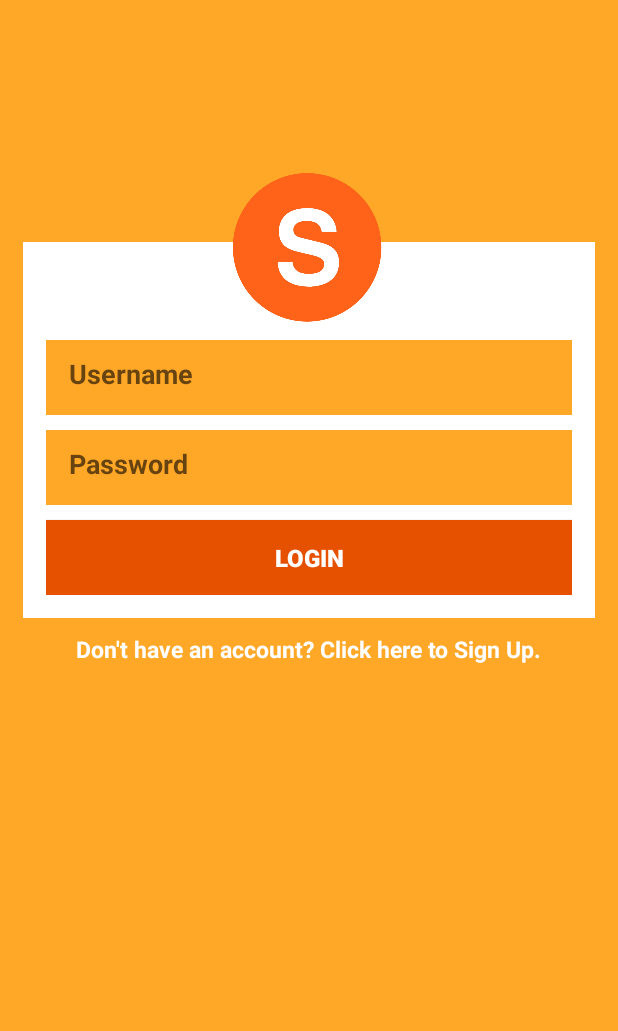
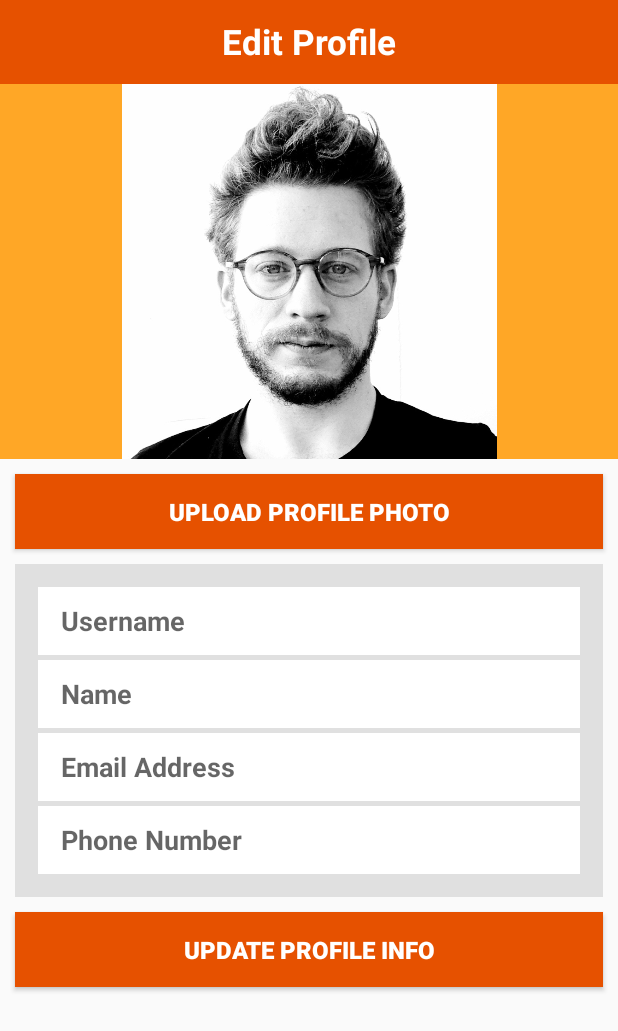
Before and after one commit to Noirtechy/Squady, an Android app: the SquadyViewProfile screen opened directly, with no data from a screen before it, after a tap on "EDIT PROFILE", on a phone screen of 412 x 824 dp. Shown: the top 1031 px of the screen. Run offline under Robolectric (Android 15) with nearby library versions, the phone set to English and light mode, and no system bars; our stand-ins replace Firebase (no records; nobody signed in at launch, a user with empty details on screens opened directly).

Commit message:
Edit Profile Functionality Complete

```diff
--- a/app/src/main/AndroidManifest.xml
+++ b/app/src/main/AndroidManifest.xml
@@ -19,7 +19,8 @@
             </intent-filter>
         </activity>
         <activity android:name=".SquadyRegister" />
-        <activity android:name=".SquadyViewProfile"/>
+        <activity android:name=".SquadyViewProfile" />
+        <activity android:name=".SquadyEditProfile"></activity>
     </application>
 
 </manifest>
--- /dev/null
+++ b/app/src/main/java/ca/squady/SquadyEditProfile.java
@@ -0,0 +1,122 @@
+package ca.squady;
+
+import android.app.ProgressDialog;
+import android.content.DialogInterface;
+import android.content.Intent;
+import android.support.annotation.NonNull;
+import android.support.v7.app.AppCompatActivity;
+import android.os.Bundle;
+import android.text.TextUtils;
+import android.view.View;
+import android.view.WindowManager;
+import android.widget.EditText;
+import android.widget.Toast;
+
+import com.google.android.gms.tasks.OnCompleteListener;
+import com.google.android.gms.tasks.Task;
+import com.google.firebase.auth.FirebaseAuth;
+import com.google.firebase.auth.FirebaseUser;
+import com.google.firebase.database.DatabaseReference;
+import com.google.firebase.database.FirebaseDatabase;
+
+import java.util.HashMap;
+import java.util.Map;
+
+public class SquadyEditProfile extends AppCompatActivity
+{
+    ProgressDialog progressDialog;
+    private DatabaseReference firebaseDatabase;
+    String username, name, email, phonenumber;
+    EditText profileusername, profilename, profileemail, profilephonenumber;
+
+    @Override
+    protected void onCreate(Bundle savedInstanceState)
+    {
+        super.onCreate(savedInstanceState);
+        setContentView(R.layout.squady_editprofile);
+        getWindow().setSoftInputMode(WindowManager.LayoutParams.SOFT_INPUT_STATE_HIDDEN);
+        progressDialog = new ProgressDialog(this);
+    }
+
+    public void onResume()
+    {
+        super.onResume();
+        displayUserData();
+    }
+
+    public void displayUserData ()
+    {
+        profileusername = (EditText) findViewById(R.id.updateUsername);
+        profilename = (EditText) findViewById(R.id.updateName);
+        profileemail = (EditText) findViewById(R.id.updateEmailAddress);
+        profilephonenumber = (EditText) findViewById(R.id.updatePhoneNumber);
+
+        User user = UserSessionManager.getInstance(this).getUser();
+
+        profileusername.setText(user.getUsername());
+        profilename.setText(user.getName());
+        profileemail.setText(user.getEmail());
+        profilephonenumber.setText(user.getPhonenumber());
+    }
+
+    public void uploadProfilePhoto (View view)
+    {
+        //Logout functionality temporarily in edit profile button for easy testing
+        finishAffinity();
+        UserSessionManager.getInstance(getApplicationContext()).logout();
+
+        Intent login = new Intent(SquadyEditProfile.this, SquadyLogin.class);
+        startActivity(login);
+    }
+
+    public void saveProfileUpdate (View view)
+    {
+        //getting email and password from edit texts
+        username = profileusername.getText().toString().trim();
+        name  = profilename.getText().toString().trim();
+        email = profileemail.getText().toString().trim();
+        phonenumber = profilephonenumber.getText().toString().trim();
+
+        //checking if email and passwords are empty
+        if(TextUtils.isEmpty(username) || TextUtils.isEmpty(name) || TextUtils.isEmpty(email) || TextUtils.isEmpty(phonenumber))
+        {
+            Toast.makeText(this, "Unable to update with empty fields. Please Check Again.", Toast.LENGTH_LONG).show();
+            return;
+        }
+
+        //if the email and password are not empty, display a progress dialog
+        progressDialog.setMessage("Updating your profile. Please wait...");
+        progressDialog.setCancelable(false);
+        progressDialog.show();
+
+        final User userObject = new User(username, name, email, phonenumber);
+        FirebaseUser user = FirebaseAuth.getInstance().getCurrentUser();
+        firebaseDatabase = FirebaseDatabase.getInstance().getReference().child("Users").child(user.getUid());
+        firebaseDatabase.setValue(userObject).addOnCompleteListener(new OnCompleteListener<Void>()
+        {
+            @Override
+            public void onComplete(@NonNull Task<Void> task)
+            {
+                if(task.isSuccessful())
+                {
+                    progressDialog.dismiss();
+                    UserSessionManager.getInstance(SquadyEditProfile.this).userLogin(userObject);
+                    android.support.v7.app.AlertDialog.Builder builder = new android.support.v7.app.AlertDialog.Builder(SquadyEditProfile.this);
+                    builder.setMessage("Successfully Registered!");
+                    builder.setCancelable(false);
+                    builder.setPositiveButton("OK", new DialogInterface.OnClickListener()
+                    {
+                        public void onClick(DialogInterface dialog, int which)
+                        {
+                            displayUserData();
+                            dialog.dismiss();
+                            startActivity(new Intent(getApplicationContext(), SquadyViewProfile.class));
+                        }
+                    });
+                    android.support.v7.app.AlertDialog alert = builder.create();
+                    alert.show();
+                }
+            }
+        });
+    }
+}
--- a/app/src/main/java/ca/squady/SquadyViewProfile.java
+++ b/app/src/main/java/ca/squady/SquadyViewProfile.java
@@ -8,15 +8,19 @@ import android.widget.TextView;
 
 public class SquadyViewProfile extends AppCompatActivity
 {
+
     @Override
     protected void onCreate(Bundle savedInstanceState)
     {
         super.onCreate(savedInstanceState);
         setContentView(R.layout.squady_viewprofile);
+    }
 
+    public void onResume()
+    {
+        super.onResume();
         final TextView profileusername = (TextView) findViewById(R.id.usernameHeader);
         final TextView profilename = (TextView) findViewById(R.id.profilename);
-        final TextView profilelocation = (TextView) findViewById(R.id.profilelocation);
         final TextView profileemail = (TextView) findViewById(R.id.profileemail);
         final TextView profilephonenumber = (TextView) findViewById(R.id.profilephonenumber);
 
@@ -30,10 +34,7 @@ public class SquadyViewProfile extends AppCompatActivity
 
     public void editProfile (View view)
     {
-        //Logout functionality temporarily in edit profile button for easy testing
-        finishAffinity();
-        UserSessionManager.getInstance(getApplicationContext()).logout();
-        Intent login = new Intent(SquadyViewProfile.this, SquadyLogin.class);
+        Intent login = new Intent(SquadyViewProfile.this, SquadyEditProfile.class);
         startActivity(login);
     }
 }
--- /dev/null
+++ b/app/src/main/res/layout/squady_editprofile.xml
@@ -0,0 +1,154 @@
+<?xml version="1.0" encoding="utf-8"?>
+<ScrollView xmlns:android="http://schemas.android.com/apk/res/android"
+    xmlns:tools="http://schemas.android.com/tools"
+    xmlns:app="http://schemas.android.com/apk/res-auto"
+    android:layout_width="match_parent"
+    android:layout_height="match_parent"
+    android:fillViewport="true"
+    tools:context="ca.squady.SquadyEditProfile">
+
+    <TableLayout
+        android:layout_width="match_parent"
+        android:layout_height="wrap_content"
+        android:stretchColumns="1">
+
+        <android.support.v7.widget.Toolbar
+            android:id="@+id/toolbar_top"
+            android:layout_height="wrap_content"
+            android:layout_width="match_parent"
+            android:minHeight="?attr/actionBarSize"
+            android:background="@color/colorPrimary" >
+
+            <TextView
+                android:id="@+id/toolbarTitle"
+                android:layout_width="wrap_content"
+                android:layout_height="wrap_content"
+                android:layout_gravity="center"
+                android:text="@string/editprofile"
+                android:textColor="@color/textColor"
+                android:textSize="23sp"
+                android:textStyle="bold" />
+
+        </android.support.v7.widget.Toolbar>
+
+        <RelativeLayout
+            android:layout_width="match_parent"
+            android:layout_height="match_parent">
+
+            <RelativeLayout
+                android:id="@+id/relativeLayout4"
+                android:layout_width="match_parent"
+                android:layout_height="250dp"
+                android:background="@color/mainColor" />
+
+            <Button
+                android:id="@+id/uploadProfilePhoto"
+                android:layout_width="match_parent"
+                android:layout_height="50dp"
+                android:layout_alignParentEnd="true"
+                android:layout_margin="10dp"
+                android:layout_below="@+id/relativeLayout4"
+                android:background="@color/colorPrimary"
+                android:text="@string/uploadProfilePhoto"
+                android:textColor="@color/textColor"
+                android:onClick="uploadProfilePhoto"
+                android:textSize="16sp"
+                android:textStyle="bold"
+                tools:ignore="OnClick" />
+
+            <ImageView
+                android:id="@+id/profilephoto"
+                android:layout_width="match_parent"
+                android:layout_height="250dp"
+                android:src="@drawable/man" />
+
+            <RelativeLayout
+                android:id="@+id/relativeLayout2"
+                android:layout_width="wrap_content"
+                android:layout_height="wrap_content"
+                android:layout_below="@id/uploadProfilePhoto"
+                android:background="@color/holderColor"
+                android:layout_marginStart="10dp"
+                android:layout_marginEnd="10dp"
+                android:padding="15dp">
+
+                <EditText
+                    android:id="@+id/updateUsername"
+                    android:layout_width="match_parent"
+                    android:layout_height="45dp"
+                    android:layout_alignParentTop="true"
+                    android:layout_alignStart="@+id/updateName"
+                    android:background="@color/textColor"
+                    android:ems="10"
+                    android:hint="@string/username"
+                    android:inputType="textPersonName"
+                    android:paddingStart="15dp"
+                    android:textColor="@color/darkText"
+                    android:textStyle="bold" />
+
+                <EditText
+                    android:id="@+id/updateName"
+                    android:layout_width="match_parent"
+                    android:layout_height="45dp"
+                    android:layout_below="@+id/updateUsername"
+                    android:layout_centerHorizontal="true"
+                    android:layout_marginTop="3dp"
+                    android:background="@color/textColor"
+                    android:ems="10"
+                    android:hint="@string/name"
+                    android:inputType="textPersonName"
+                    android:paddingStart="15dp"
+                    android:textColor="@color/darkText"
+                    android:textStyle="bold" />
+
+                <EditText
+                    android:id="@+id/updateEmailAddress"
+                    android:layout_width="match_parent"
+                    android:layout_height="45dp"
+                    android:layout_alignParentStart="true"
+                    android:layout_below="@+id/updateName"
+                    android:layout_marginTop="3dp"
+                    android:background="@color/textColor"
+                    android:ems="10"
+                    android:hint="@string/email"
+                    android:inputType="textEmailAddress"
+                    android:paddingStart="15dp"
+                    android:textColor="@color/darkText"
+                    android:textStyle="bold" />
+
+                <EditText
+                    android:id="@+id/updatePhoneNumber"
+                    android:layout_width="match_parent"
+                    android:layout_height="45dp"
+                    android:layout_alignParentStart="true"
+                    android:layout_below="@+id/updateEmailAddress"
+                    android:layout_marginTop="3dp"
+                    android:background="@color/textColor"
+                    android:ems="10"
+                    android:hint="@string/phoneno"
+                    android:inputType="phone"
+                    android:paddingStart="15dp"
+                    android:textColor="@color/darkText"
+                    android:textStyle="bold" />
+
+            </RelativeLayout>
+
+            <Button
+                android:id="@+id/saveProfileUpdate"
+                android:layout_width="match_parent"
+                android:layout_height="50dp"
+                android:layout_alignParentEnd="true"
+                android:layout_margin="10dp"
+                android:onClick="saveProfileUpdate"
+                android:layout_below="@+id/relativeLayout2"
+                android:background="@color/colorPrimary"
+                android:text="@string/updateProfile"
+                android:textColor="@color/textColor"
+                android:textSize="16sp"
+                android:textStyle="bold" />
+
+        </RelativeLayout>
+
+    </TableLayout>
+
+</ScrollView>
--- a/app/src/main/res/values/strings.xml
+++ b/app/src/main/res/values/strings.xml
@@ -19,5 +19,8 @@
     <string name="viewprofileemail">jonrandy@gmail.com</string>
     <string name="viewprofilephoneno">+2348091347778</string>
     <string name="editprofile">Edit Profile</string>
+    <string name="updateProfile">Update Profile Info</string>
+    <string name="uploadProfilePhoto">Upload Profile Photo</string>
+    <string name="changePassword">Change Password</string>
 
 </resources>
```
Also changed, not shown: app/src/main/java/ca/squady/SquadyLogin.java (+8 -14 lines), app/src/main/java/ca/squady/SquadyRegister.java (+13 -7 lines), app/src/main/java/ca/squady/User.java (+13 -0 lines), app/src/main/res/layout/squady_register.xml (+36 -57 lines), app/src/main/res/layout/squady_viewprofile.xml (+8 -11 lines), app/build.gradle (line endings or trailing spaces), app/src/main/res/drawable/man.jpg (added), 1 other file.
